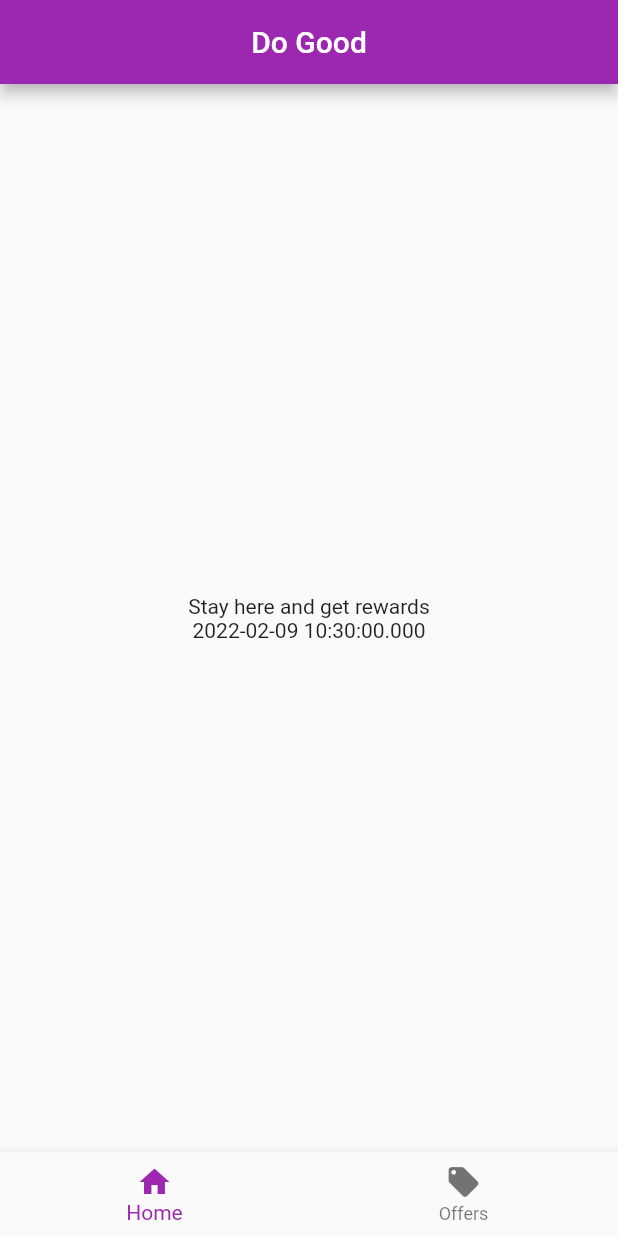
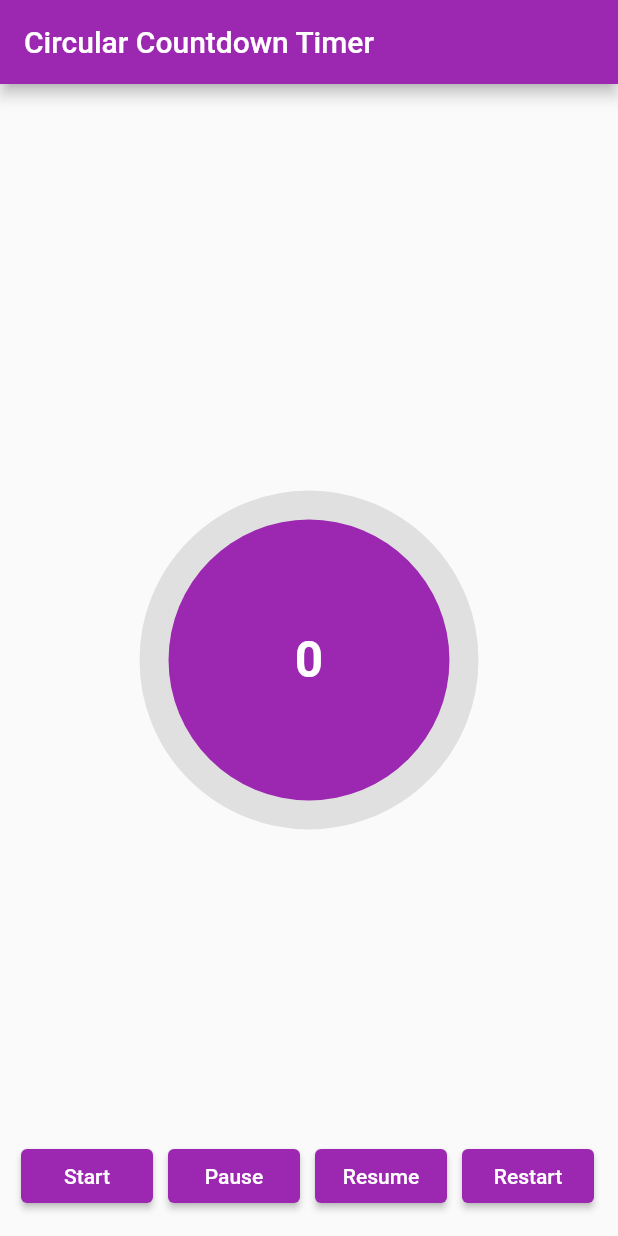
Before and after one commit to itsSRG/do_good_public, a Flutter app: the screen it shows after launch, on a phone screen of 412 x 824 dp. Run offline on Flutter 3.47's test engine with Material 2 defaults, Android fonts, the phone set to English and light mode, and no system bars; drawn by our look-alikes of circular_countdown_timer.

Commit message:
basic timer code

```diff
--- a/lib/main.dart
+++ b/lib/main.dart
@@ -1,139 +1,155 @@
 import 'package:flutter/material.dart';
+import 'package:circular_countdown_timer/circular_countdown_timer.dart';
 
-void main() {
-  runApp(MyApp());
-}
+void main() => runApp(MyApp());
 
 class MyApp extends StatelessWidget {
   @override
   Widget build(BuildContext context) {
     return MaterialApp(
-      title: 'Flutter Demo',
+      debugShowCheckedModeBanner: false,
+      title: 'Circular Countdown Timer Demo',
       theme: ThemeData(
         primarySwatch: Colors.purple,
       ),
-      home: MyHomePage(),
+      home: MyHomePage(title: 'Circular Countdown Timer'),
     );
   }
 }
 
 class MyHomePage extends StatefulWidget {
-  MyHomePage();
+  MyHomePage({Key? key, this.title}) : super(key: key);
+
+  final String? title;
+
   @override
   _MyHomePageState createState() => _MyHomePageState();
 }
 
-class _MyHomePageState extends State<MyHomePage> with WidgetsBindingObserver {
-  int _selectedIndex = 0;
-  String message = "Stay here and get rewards";
-  // void _incrementCounter() {
-  //   setState(() {
-  //     _counter++;
-  //   });
-  // }
-
-  @override
-  void initState() {
-    super.initState();
-    WidgetsBinding.instance!.addObserver(this);
-    print("InitState");
-  }
-
-  @override
-  void didChangeDependencies() {
-    super.didChangeDependencies();
-    print("DidChangeDependencies");
-  }
-
-  @override
-  void setState(fn) {
-    print("SetState");
-    super.setState(fn);
-  }
-
-  @override
-  void deactivate() {
-    print("Deactivate");
-    super.deactivate();
-  }
-
-  @override
-  void dispose() {
-    print("Dispose");
-    super.dispose();
-    WidgetsBinding.instance!.removeObserver(this);
-  }
-
-  @override
-  void didChangeAppLifecycleState(AppLifecycleState state) {
-    super.didChangeAppLifecycleState(state);
-    switch (state) {
-      case AppLifecycleState.inactive:
-        {
-          print('appLifeCycleState inactive');
-          message = "Your time will now restart";
-          setState(() {});
-          break;
-        }
-
-      case AppLifecycleState.resumed:
-        {
-          print('appLifeCycleState inactive');
-          message = "Your time will now restart";
-          setState(() {});
-          break;
-        }
-      case AppLifecycleState.paused:
-        {
-          print('appLifeCycleState inactive');
-          message = "Your time will now restart";
-          setState(() {});
-          break;
-        }
-      case AppLifecycleState.detached:
-        {
-          print('appLifeCycleState inactive');
-          message = "Your time will now restart";
-          setState(() {});
-          break;
-        }
-    }
-  }
-
-  void _onItemTapped(int index) {
-    setState(() {
-      _selectedIndex = index;
-    });
-  }
+class _MyHomePageState extends State<MyHomePage> {
+  CountDownController _controller = CountDownController();
+  int _duration = 3600;
 
   @override
   Widget build(BuildContext context) {
     return Scaffold(
       appBar: AppBar(
-        title: Center(child: Text('Do Good')),
+        title: Text(widget.title!),
       ),
       body: Center(
-        child: Column(
-          mainAxisAlignment: MainAxisAlignment.center,
-          children: <Widget>[
-            Text(
-              '$message',
-            ),
-            Text(
-              '${DateTime.now()}',
-            ),
-          ],
-        ),
-      ),
-      bottomNavigationBar: BottomNavigationBar(
-        items: <BottomNavigationBarItem>[
-          BottomNavigationBarItem(icon: Icon(Icons.home), label: 'Home'),
-          BottomNavigationBarItem(
-              icon: Icon(Icons.local_offer), label: 'Offers')
+          child: CircularCountDownTimer(
+            // Countdown duration in Seconds.
+            duration: _duration,
+
+            // Countdown initial elapsed Duration in Seconds.
+            initialDuration: 0,
+
+            // Controls (i.e Start, Pause, Resume, Restart) the Countdown Timer.
+            controller: _controller,
+
+            // Width of the Countdown Widget.
+            width: MediaQuery
+                .of(context)
+                .size
+                .width / 2,
+
+            // Height of the Countdown Widget.
+            height: MediaQuery
+                .of(context)
+                .size
+                .height / 2,
+
+            // Ring Color for Countdown Widget.
+            ringColor: Colors.grey[300]!,
+
+            // Ring Gradient for Countdown Widget.
+            ringGradient: null,
+
+            // Filling Color for Countdown Widget.
+            fillColor: Colors.purpleAccent[100]!,
+
+            // Filling Gradient for Countdown Widget.
+            fillGradient: null,
+
+            // Background Color for Countdown Widget.
+            backgroundColor: Colors.purple[500],
+
+            // Background Gradient for Countdown Widget.
+            backgroundGradient: null,
+
+            // Border Thickness of the Countdown Ring.
+            strokeWidth: 20.0,
+
+            // Begin and end contours with a flat edge and no extension.
+            strokeCap: StrokeCap.round,
+
+            // Text Style for Countdown Text.
+            textStyle: TextStyle(
+                fontSize: 33.0,
+                color: Colors.white,
+                fontWeight: FontWeight.bold),
+
+            // Format for the Countdown Text.
+            textFormat: CountdownTextFormat.S,
+
+            // Handles Countdown Timer (true for Reverse Countdown (max to 0), false for Forward Countdown (0 to max)).
+            isReverse: false,
+
+            // Handles Animation Direction (true for Reverse Animation, false for Forward Animation).
+            isReverseAnimation: false,
+
+            // Handles visibility of the Countdown Text.
+            isTimerTextShown: true,
+
+            // Handles the timer start.
+            autoStart: false,
+
+            // This Callback will execute when the Countdown Starts.
+            onStart: () {
+              // Here, do whatever you want
+              print('Countdown Started');
+            },
+
+            // This Callback will execute when the Countdown Ends.
+            onComplete: () {
+              // Here, do whatever you want
+              print('Countdown Ended');
+            },
+          )),
+      floatingActionButton: Row(
+        mainAxisAlignment: MainAxisAlignment.center,
+        children: [
+          SizedBox(
+            width: 30,
+          ),
+          _button(title: "Start", onPressed: () => _controller.start()),
+          SizedBox(
+            width: 10,
+          ),
+          _button(title: "Pause", onPressed: () => _controller.pause()),
+          SizedBox(
+            width: 10,
+          ),
+          _button(title: "Resume", onPressed: () => _controller.resume()),
+          SizedBox(
+            width: 10,
+          ),
+          _button(
+              title: "Restart",
+              onPressed: () => _controller.restart(duration: _duration))
         ],
-        currentIndex: _selectedIndex,
-        onTap: _onItemTapped,
       ),
     );
   }
+
+  _button({required String title, VoidCallback? onPressed}) {
+    return Expanded(
+        child: ElevatedButton(
+          child: Text(
+            title,
+            style: TextStyle(color: Colors.white),
+          ),
+          onPressed: onPressed),
+        );
+  }
 }
--- a/pubspec.yaml
+++ b/pubspec.yaml
@@ -28,6 +28,7 @@
   # The following adds the Cupertino Icons font to your application.
   # Use with the CupertinoIcons class for iOS style icons.
   cupertino_icons: ^1.0.2
+  circular_countdown_timer: ^0.2.0
 
 dev_dependencies:
   flutter_test:
```
Also changed, not shown: pubspec.lock.
